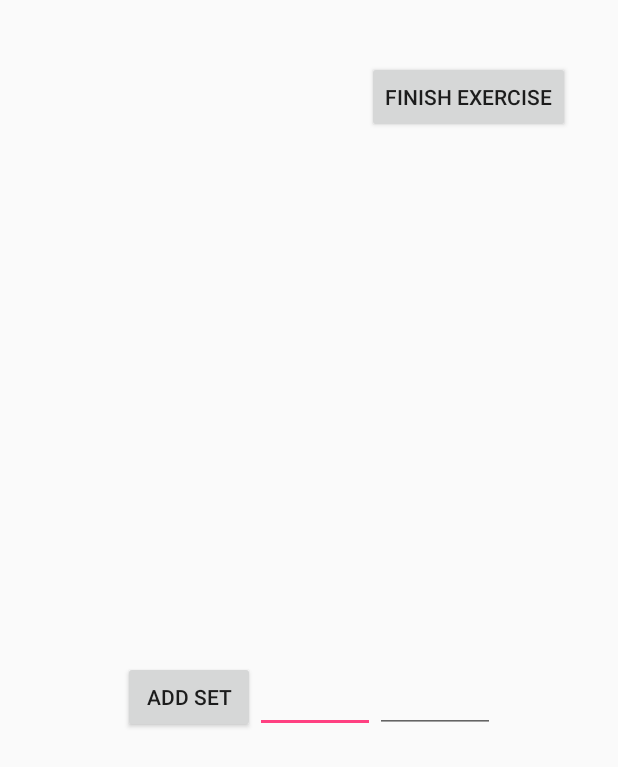
After one commit to naienmw/Workout, an Android app: the ExerciseMainActivity screen opened directly, with no data from a screen before it, on a phone screen of 412 x 824 dp. The commit adds this screen. Shown: the top 767 px of the screen. Run offline under Robolectric (Android 15) with nearby library versions, the phone set to English and light mode, and no system bars.

Commit message:
db management exercise page

```diff
--- a/app/src/main/AndroidManifest.xml
+++ b/app/src/main/AndroidManifest.xml
@@ -24,6 +24,9 @@
         <activity
             android:name=".WorkoutMainActivity">
         </activity>
+        <activity
+            android:name=".ExerciseMainActivity">
+        </activity>
 
     </application>
 
--- /dev/null
+++ b/app/src/main/java/com/naien/workout/ExerciseMainActivity.java
@@ -0,0 +1,78 @@
+package com.naien.workout;
+
+import android.app.Activity;
+import android.content.Intent;
+import android.os.Bundle;
+import android.view.View;
+import android.widget.EditText;
+import android.widget.ListAdapter;
+import android.widget.ListView;
+import android.widget.TextView;
+import android.widget.Toast;
+
+
+public class ExerciseMainActivity extends Activity {
+
+    DBHelper mydb;
+    EditText newSetReps;
+    EditText newSetWeight;
+    Integer count_sets = 1;
+    String exercise_name;
+    Integer count_ex;
+    ListAdapter theAdapter;
+    TextView exercise;
+    String[] theSets = new String[100];
+    String the_date;
+
+
+    protected void onCreate(Bundle savedInstanceState) {
+
+        super.onCreate(savedInstanceState);
+        this.setContentView(R.layout.exercise_main);
+
+        mydb = new DBHelper(this);
+
+
+        Intent i = getIntent();
+        exercise_name = i.getStringExtra("exercise");
+        the_date = i.getStringExtra("date");
+
+        exercise = (TextView) findViewById(R.id.workout_name_in_ex);
+        exercise.setText(exercise_name);
+
+
+    }
+
+
+    public void AddNewSet(View view) {
+
+        newSetReps = (EditText) findViewById(R.id.user_reps_input);
+        newSetWeight = (EditText) findViewById(R.id.user_weight_input);
+        Intent i = getIntent();
+
+        count_ex = i.getIntExtra("ex",0);
+
+        if (!newSetReps.getText().toString().matches("")){
+            if (!newSetWeight.getText().toString().matches("")){
+                theSets[count_sets] = newSetReps.getText().toString() + " x " + newSetWeight.getText().toString();
+
+
+                theAdapter = new my_adapter(this, theSets);
+                ListView theListView = (ListView) findViewById(R.id.listview_sets);
+                theListView.setAdapter(theAdapter);
+
+                String dbString = newSetReps.getText().toString()+","+newSetWeight.getText().toString();
+                mydb.put_set(the_date,count_ex+1,count_sets,dbString);
+                count_sets = count_sets + 1;
+            }else{
+                Toast.makeText(this,"Give me some weight",Toast.LENGTH_SHORT).show();
+            }
+        }else{
+            Toast.makeText(this,"Give me some Reps",Toast.LENGTH_SHORT).show();
+        }
+
+
+
+    }
+
+}
--- /dev/null
+++ b/app/src/main/res/layout/exercise_main.xml
@@ -0,0 +1,54 @@
+<?xml version="1.0" encoding="utf-8"?>
+<LinearLayout xmlns:android="http://schemas.android.com/apk/res/android"
+    android:orientation="vertical"
+    android:layout_width="match_parent"
+    android:layout_height="match_parent">
+<TextView
+    android:layout_width="wrap_content"
+    android:layout_height="wrap_content"
+    android:text="blaa"
+    android:textSize="30sp"
+    android:id="@+id/workout_name_in_ex"/>
+<LinearLayout
+    android:layout_width="wrap_content"
+    android:layout_height="400dp"
+    android:orientation="horizontal">
+    <ListView
+        android:layout_width="250dp"
+        android:layout_height="match_parent"
+        android:id="@+id/listview_sets"
+        android:layout_marginLeft="-5dp">
+    </ListView>
+    <Button
+        android:layout_width="wrap_content"
+        android:layout_height="wrap_content"
+        android:text="Finish Exercise"/>
+</LinearLayout>
+<LinearLayout
+    android:layout_width="wrap_content"
+    android:layout_height="wrap_content"
+    android:orientation="horizontal"
+    android:layout_gravity="center">
+    <Button
+        android:layout_width="wrap_content"
+        android:layout_height="wrap_content"
+        android:text="Add Set"
+        android:padding="10dp"
+        android:layout_margin="0dp"
+        android:onClick="AddNewSet"
+        />
+    <EditText
+        android:layout_width="80dp"
+        android:layout_height="wrap_content"
+        android:layout_gravity="bottom"
+        android:id="@+id/user_reps_input"/>
+    <EditText
+        android:layout_width="80dp"
+        android:layout_height="wrap_content"
+        android:layout_gravity="bottom"
+        android:id="@+id/user_weight_input"/>
+</LinearLayout>
+
+
+
+</LinearLayout>
```
Also changed, not shown: app/src/main/java/com/naien/workout/DBHelper.java (+43 -10 lines), app/src/main/java/com/naien/workout/MainActivity.java (+13 -7 lines), app/src/main/java/com/naien/workout/WorkoutMainActivity.java (+10 -3 lines).
